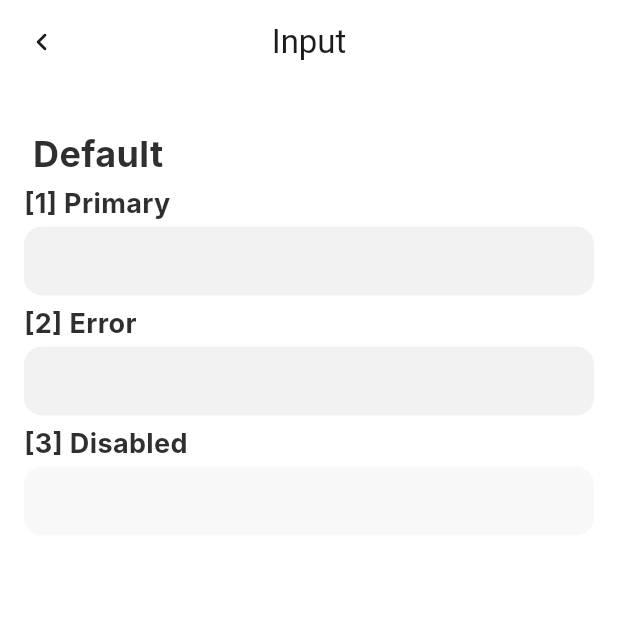
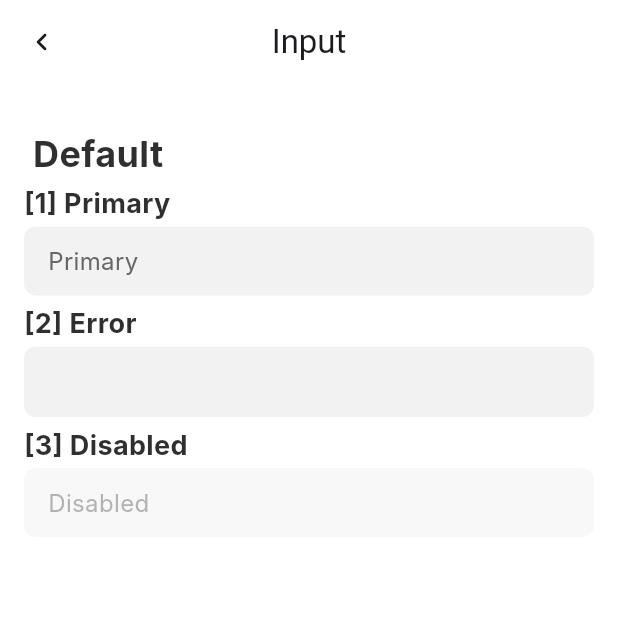
Before and after one commit to ShoshiDeveloper/shoshi_ui, a Flutter app: the screen it shows after launch, after a tap on "Input", on a phone screen of 412 x 824 dp, the top half of it. Run offline on Flutter 3.47's test engine with Material 3 defaults, Android fonts, the phone set to English and light mode, and no system bars; our stand-ins replace flutter_svg, skeletonizer; Roboto replaces fonts that are missing (Inter).

Commit message:
fix: left spacing of editableText in input

```diff
--- a/example/lib/demo/pages/input_deno.dart
+++ b/example/lib/demo/pages/input_deno.dart
@@ -27,6 +27,7 @@ class _InputDemoState extends State<InputDemo> {
           demo: Form(
             child: SInput(
               controller: controller,
+              hint: 'Primary',
               // suffix: SIcons.close,
               onSubmitted: context.showSnackbar,
               onTapSuffix: () {
@@ -42,6 +43,7 @@ class _InputDemoState extends State<InputDemo> {
           demo: Form(
             child: SInput(
               controller: controller,
+              hint: '',
               // suffix: Icons.close,
               onSubmitted: context.showSnackbar,
               validator: (value) => value != '0000' ? 'Error text' : null,
@@ -57,6 +59,7 @@ class _InputDemoState extends State<InputDemo> {
           demo: Form(
             child: SInput(
               controller: controller,
+              hint: 'Disabled',
               // suffix: Icons.close,
               isDisabled: true,
               onSubmitted: context.showSnackbar,
--- a/lib/src/widgets/input/input.dart
+++ b/lib/src/widgets/input/input.dart
@@ -72,7 +72,7 @@ class _SInputState extends State<SInput> {
                   padding: EdgeInsets.symmetric(horizontal: SSpacings.s16, vertical: SSpacings.s12),
                   decoration: BoxDecoration(
                     color: field.hasError ? serviceColors.danger.light : bgColors.secondary,
-                    borderRadius: BorderRadius.circular(SRadii.s12),
+                    borderRadius: BorderRadius.circular(SRadii.s08),
                   ),
                   child: Row(
                     spacing: SSpacings.s16,
@@ -83,13 +83,18 @@ class _SInputState extends State<SInput> {
                           children: [
                             if (widget.prefix != null)
                               SIcon(icon: widget.prefix!, color: textColors.primary, size: 16),
+                            Expanded(
+                              child: Row(
+                                children: [
                                   ListenableBuilder(
                                     listenable: focus,
                                     builder: (_, final child) {
                                       return ValueListenableBuilder(
                                         valueListenable: controller,
                                         builder: (_, final value, _) =>
-                                      widget.hint != null && value.text.isEmpty && !focus.hasFocus
+                                            widget.hint != null &&
+                                                value.text.isEmpty &&
+                                                !focus.hasFocus
                                             ? Text(
                                                 widget.hint!,
                                                 style: context.theme.textStyles.body(
@@ -114,15 +119,21 @@ class _SInputState extends State<SInput> {
                                       focusNode: focus,
                                       minLines: widget.minLines,
                                       maxLines: widget.maxLines,
-                                style: context.theme.textStyles.body(color: textColors.primary),
+                                      style: context.theme.textStyles.body(
+                                        color: textColors.primary,
+                                      ),
                                       cursorColor: context.theme.textColors.primary,
                                       backgroundCursorColor: Colors.transparent,
+                                      scrollPadding: EdgeInsets.zero,
                                       obscureText: widget.obscureText,
                                       onSubmitted: (final value) {
                                         widget.onSubmitted?.call(value);
                                         field.didChange(controller.text);
                                         if (widget.isAutoValidate) field.didChange(value);
                                       },
+                                    ),
+                                  ),
+                                ],
                               ),
                             ),
                           ],
```
Lines whose indentation alone changed are shown as unchanged.
